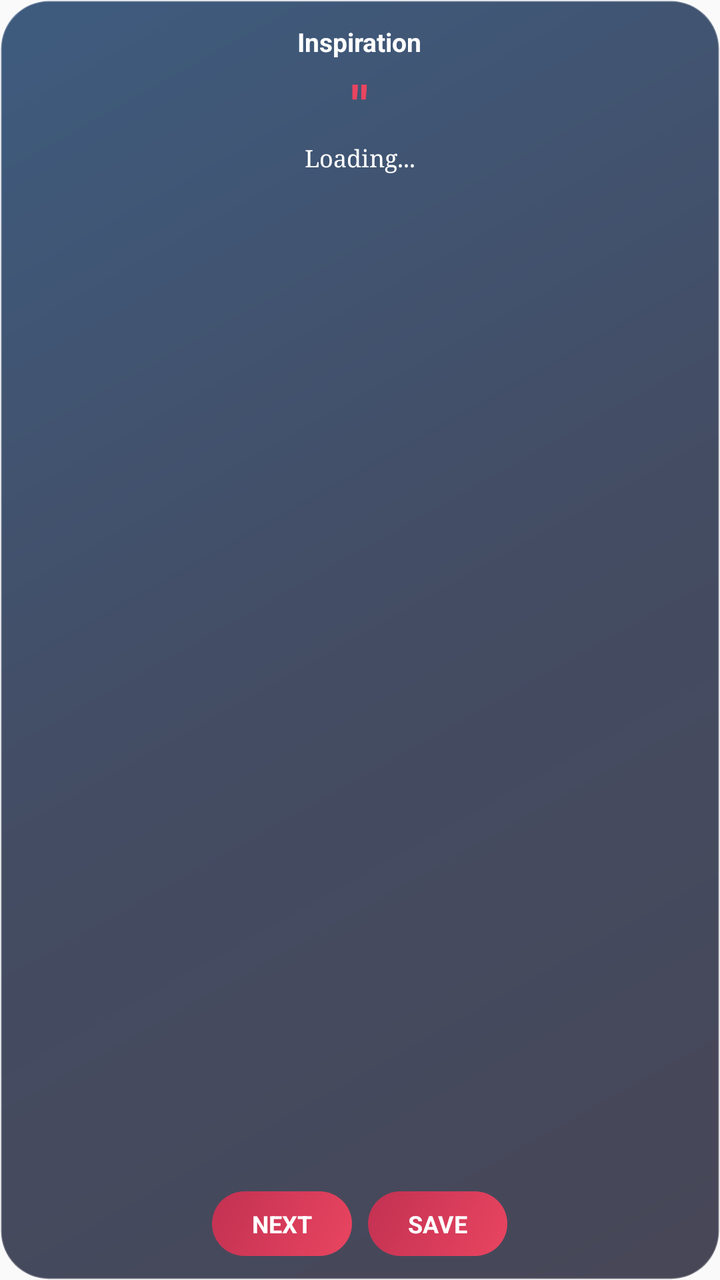
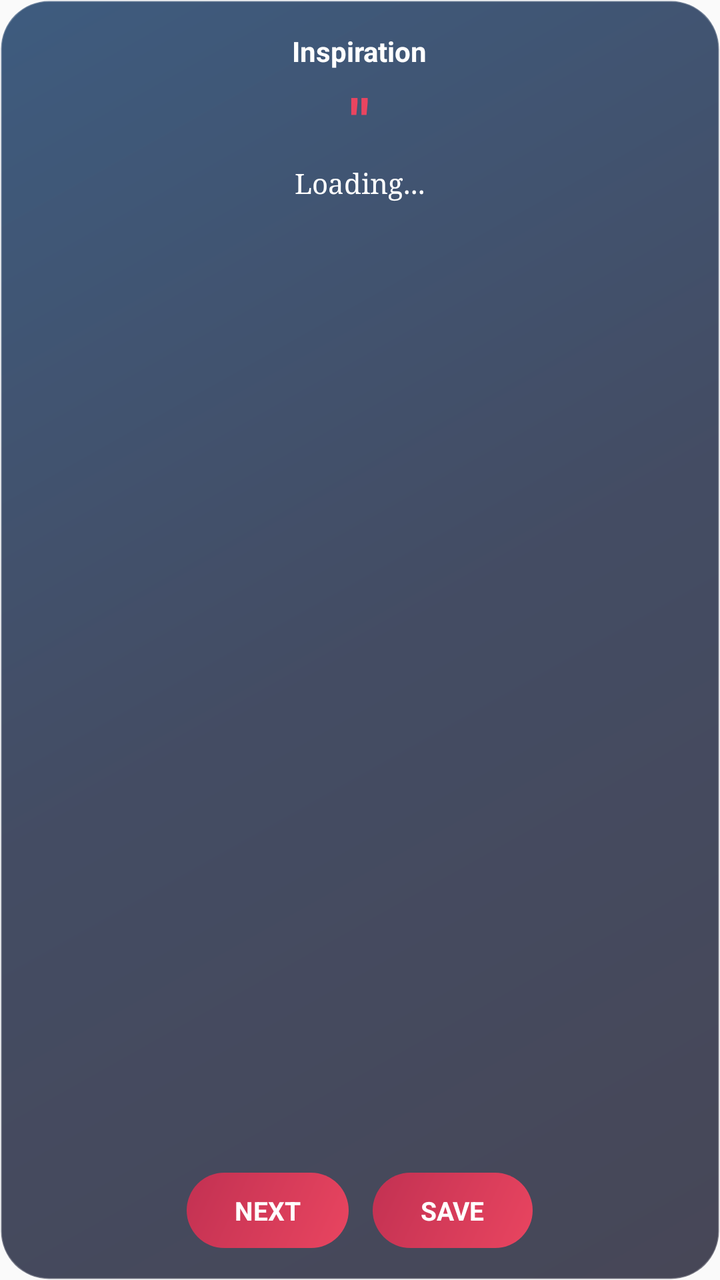

Compare the two renders of this Android layout. The source of the first and the diff that turns it into the second are given below.
<!-- AndroidManifest.xml: application theme Theme.DailyTrack -->
<!-- res/layout/widget_quote.xml -->
<?xml version="1.0" encoding="utf-8"?>
<RelativeLayout xmlns:android="http://schemas.android.com/apk/res/android"
    android:id="@+id/widget_quote_root"
    android:layout_width="match_parent"
    android:layout_height="match_parent"
    android:background="@drawable/widget_background"
    android:padding="12dp">

    <TextView
        android:id="@+id/widget_quote_title"
        android:layout_width="wrap_content"
        android:layout_height="wrap_content"
        android:layout_alignParentTop="true"
        android:layout_centerHorizontal="true"
        android:text="Inspiration"
        android:textColor="#FFFFFF"
        android:textSize="13sp"
        android:textStyle="bold" />

    <TextView
        android:id="@+id/widget_quote_mark"
        android:layout_width="wrap_content"
        android:layout_height="wrap_content"
        android:layout_below="@id/widget_quote_title"
        android:layout_centerHorizontal="true"
        android:layout_marginTop="4dp"
        android:text="&quot;"
        android:textColor="#E94560"
        android:textSize="28sp"
        android:textStyle="bold" />

    <TextView
        android:id="@+id/widget_quote_text"
        android:layout_width="match_parent"
        android:layout_height="wrap_content"
        android:layout_below="@id/widget_quote_mark"
        android:layout_centerHorizontal="true"
        android:gravity="center"
        android:text="Loading..."
        android:textColor="#FFFFFF"
        android:textSize="12sp"
        android:fontFamily="serif"
        android:fontStyle="italic"
        android:maxLines="3"
        android:ellipsize="end" />

    <TextView
        android:id="@+id/widget_quote_author"
        android:layout_width="wrap_content"
        android:layout_height="wrap_content"
        android:layout_below="@id/widget_quote_text"
        android:layout_centerHorizontal="true"
        android:layout_marginTop="4dp"
        android:text=""
        android:textColor="#80FFFFFF"
        android:textSize="10sp" />

    <LinearLayout
        android:layout_width="match_parent"
        android:layout_height="wrap_content"
        android:layout_alignParentBottom="true"
        android:layout_centerHorizontal="true"
        android:gravity="center"
        android:orientation="horizontal">

        <TextView
            android:id="@+id/widget_btn_next"
            android:layout_width="wrap_content"
            android:layout_height="wrap_content"
            android:background="@drawable/widget_button_background"
            android:paddingHorizontal="20dp"
            android:paddingVertical="8dp"
            android:text="NEXT"
            android:textColor="#FFFFFF"
            android:textSize="12sp"
            android:textStyle="bold"
            android:layout_marginEnd="8dp" />

        <TextView
            android:id="@+id/widget_btn_save"
            android:layout_width="wrap_content"
            android:layout_height="wrap_content"
            android:background="@drawable/widget_button_background"
            android:paddingHorizontal="20dp"
            android:paddingVertical="8dp"
            android:text="SAVE"
            android:textColor="#FFFFFF"
            android:textSize="12sp"
            android:textStyle="bold" />
    </LinearLayout>

</RelativeLayout>
<!-- resources referenced by this layout -->
<resources>
  <!-- drawable widget_background (drawable) -->
  <?xml version="1.0" encoding="utf-8"?>
  <shape xmlns:android="http://schemas.android.com/apk/res/android"
      android:shape="rectangle">
      <gradient
          android:startColor="#CC1A1A2E"
          android:centerColor="#CC16213E"
          android:endColor="#CC0F3460"
          android:angle="135" />
      <corners android:radius="24dp" />
      <stroke
          android:width="1dp"
          android:color="#40FFFFFF" />
  </shape>
  <!-- drawable widget_button_background (drawable) -->
  <?xml version="1.0" encoding="utf-8"?>
  <shape xmlns:android="http://schemas.android.com/apk/res/android"
      android:shape="rectangle">
      <gradient
          android:startColor="#E94560"
          android:endColor="#C23152"
          android:angle="135" />
      <corners android:radius="20dp" />
  </shape>
  <style name="Theme.DailyTrack" parent="android:Theme.Material.Light.NoActionBar">
          <item name="android:statusBarColor">@android:color/transparent</item>
          <item name="android:navigationBarColor">@android:color/transparent</item>
          <item name="android:windowLightStatusBar">true</item>
      </style>
</resources>

<!-- the commit's change to res/layout/widget_quote.xml (unified diff, before → after) -->
@@ -4,7 +4,7 @@
     android:layout_width="match_parent"
     android:layout_height="match_parent"
     android:background="@drawable/widget_background"
-    android:padding="12dp">
+    android:padding="16dp">
 
     <TextView
         android:id="@+id/widget_quote_title"
@@ -14,7 +14,7 @@
         android:layout_centerHorizontal="true"
         android:text="Inspiration"
         android:textColor="#FFFFFF"
-        android:textSize="13sp"
+        android:textSize="14sp"
         android:textStyle="bold" />
 
     <TextView
@@ -26,7 +26,7 @@
         android:layout_marginTop="4dp"
         android:text="&quot;"
         android:textColor="#E94560"
-        android:textSize="28sp"
+        android:textSize="32sp"
         android:textStyle="bold" />
 
     <TextView
@@ -38,10 +38,11 @@
         android:gravity="center"
         android:text="Loading..."
         android:textColor="#FFFFFF"
-        android:textSize="12sp"
+        android:textSize="14sp"
         android:fontFamily="serif"
         android:fontStyle="italic"
-        android:maxLines="3"
+        android:maxLines="5"
+        android:lineSpacingMultiplier="1.2"
         android:ellipsize="end" />
 
     <TextView
@@ -50,10 +51,10 @@
         android:layout_height="wrap_content"
         android:layout_below="@id/widget_quote_text"
         android:layout_centerHorizontal="true"
-        android:layout_marginTop="4dp"
+        android:layout_marginTop="6dp"
         android:text=""
         android:textColor="#80FFFFFF"
-        android:textSize="10sp" />
+        android:textSize="11sp" />
 
     <LinearLayout
         android:layout_width="match_parent"
@@ -68,24 +69,24 @@
             android:layout_width="wrap_content"
             android:layout_height="wrap_content"
             android:background="@drawable/widget_button_background"
-            android:paddingHorizontal="20dp"
-            android:paddingVertical="8dp"
+            android:paddingHorizontal="24dp"
+            android:paddingVertical="10dp"
             android:text="NEXT"
             android:textColor="#FFFFFF"
-            android:textSize="12sp"
+            android:textSize="13sp"
             android:textStyle="bold"
-            android:layout_marginEnd="8dp" />
+            android:layout_marginEnd="12dp" />
 
         <TextView
             android:id="@+id/widget_btn_save"
             android:layout_width="wrap_content"
             android:layout_height="wrap_content"
             android:background="@drawable/widget_button_background"
-            android:paddingHorizontal="20dp"
-            android:paddingVertical="8dp"
+            android:paddingHorizontal="24dp"
+            android:paddingVertical="10dp"
             android:text="SAVE"
             android:textColor="#FFFFFF"
-            android:textSize="12sp"
+            android:textSize="13sp"
             android:textStyle="bold" />
     </LinearLayout>
 
